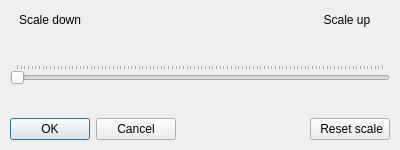
First picture: the form in src/GUI/desktop_scaling_dialog.ui, repository funfun-dc5/qtbrynhildr, before the edit.
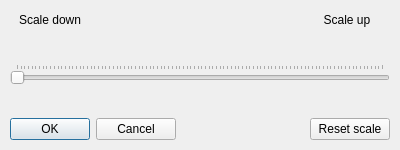
Second picture: the form after the edit.

```diff
--- a/src/GUI/desktop_scaling_dialog.ui
+++ b/src/GUI/desktop_scaling_dialog.ui
@@ -121,7 +121,7 @@
     <item row="4" column="4">
      <widget class="QPushButton" name="resetButton">
       <property name="text">
-       <string> Reset scale</string>
+       <string>Reset scale</string>
       </property>
      </widget>
     </item>
```
